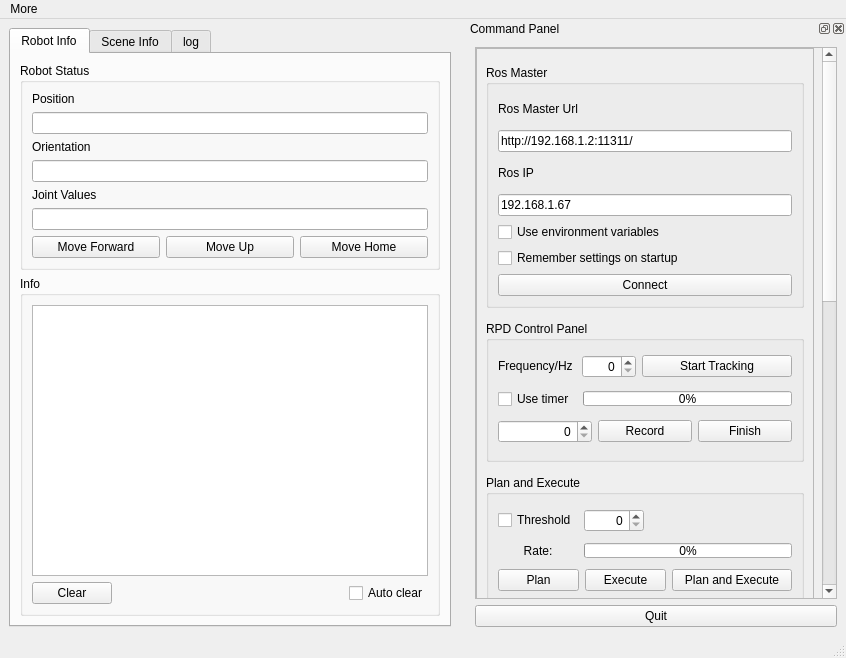
Old version of the form ui/main_window.ui in the repository Zhang-Hongda/move_ur5_qt.
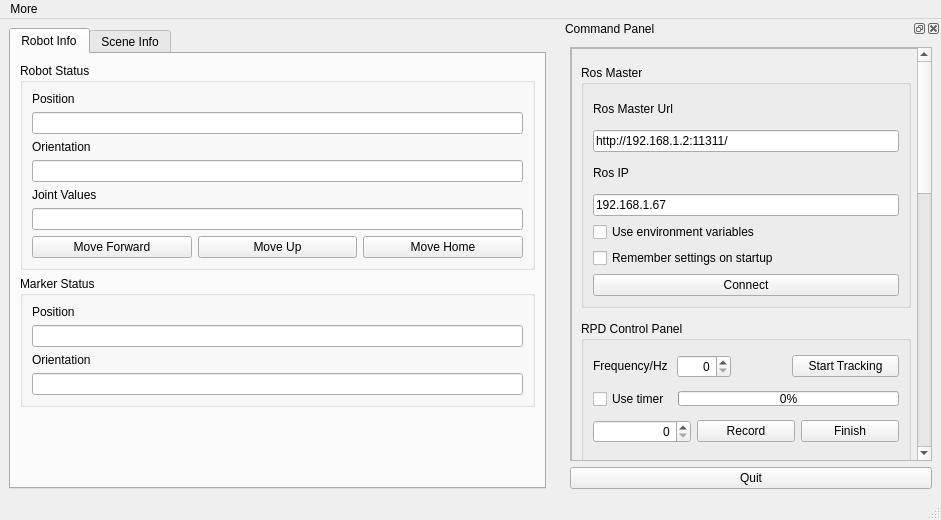
New version of the form. The open tabs and pages were chosen to show the change. Icons and pictures are not drawn.

```diff
--- a/ui/main_window.ui
+++ b/ui/main_window.ui
@@ -6,8 +6,8 @@
    <rect>
     <x>0</x>
     <y>0</y>
-    <width>846</width>
-    <height>658</height>
+    <width>941</width>
+    <height>520</height>
    </rect>
   </property>
   <property name="windowTitle">
@@ -22,14 +22,20 @@
   </property>
   <widget class="QWidget" name="centralwidget">
    <layout class="QGridLayout" name="gridLayout_5">
-    <item row="0" column="1">
+    <item row="0" column="0">
      <widget class="QTabWidget" name="tab_manager">
       <property name="enabled">
        <bool>true</bool>
       </property>
+      <property name="sizePolicy">
+       <sizepolicy hsizetype="Expanding" vsizetype="Expanding">
+        <horstretch>0</horstretch>
+        <verstretch>0</verstretch>
+       </sizepolicy>
+      </property>
       <property name="minimumSize">
        <size>
-        <width>432</width>
+        <width>0</width>
         <height>0</height>
        </size>
       </property>
@@ -61,60 +67,55 @@
           <property name="title">
            <string>Robot Status</string>
           </property>
-          <layout class="QGridLayout" name="gridLayout_3">
-           <item row="8" column="0">
-            <widget class="QPushButton" name="pushButton_MF">
+          <layout class="QVBoxLayout" name="verticalLayout_11">
+           <item>
+            <widget class="QLabel" name="label_3">
+             <property name="text">
+              <string>Position</string>
+             </property>
+            </widget>
+           </item>
+           <item>
+            <widget class="QLineEdit" name="lineEdit_Position">
              <property name="sizePolicy">
-              <sizepolicy hsizetype="Preferred" vsizetype="Preferred">
+              <sizepolicy hsizetype="MinimumExpanding" vsizetype="Fixed">
                <horstretch>0</horstretch>
                <verstretch>0</verstretch>
               </sizepolicy>
              </property>
-             <property name="toolTip">
-              <string>Move robot to &quot;forward&quot; position.</string>
-             </property>
-             <property name="statusTip">
-              <string>Move robot to &quot;forward&quot; position.</string>
-             </property>
-             <property name="whatsThis">
-              <string>Move robot to &quot;forward&quot; position.</string>
-             </property>
-             <property name="text">
-              <string>Move Forward</string>
+             <property name="readOnly">
+              <bool>true</bool>
              </property>
             </widget>
            </item>
-           <item row="3" column="0">
+           <item>
             <widget class="QLabel" name="label_4">
              <property name="text">
               <string>Orientation</string>
              </property>
             </widget>
            </item>
-           <item row="5" column="0">
+           <item>
+            <widget class="QLineEdit" name="lineEdit_Orientation">
+             <property name="sizePolicy">
+              <sizepolicy hsizetype="MinimumExpanding" vsizetype="Fixed">
+               <horstretch>0</horstretch>
+               <verstretch>0</verstretch>
+              </sizepolicy>
+             </property>
+             <property name="readOnly">
+              <bool>true</bool>
+             </property>
+            </widget>
+           </item>
+           <item>
             <widget class="QLabel" name="label_5">
              <property name="text">
               <string>Joint Values</string>
              </property>
             </widget>
            </item>
-           <item row="8" column="1">
-            <widget class="QPushButton" name="pushButtonMU">
-             <property name="toolTip">
-              <string>Move robot to &quot;up&quot; position.</string>
-             </property>
-             <property name="statusTip">
-              <string>Move robot to &quot;up&quot; position.</string>
-             </property>
-             <property name="whatsThis">
-              <string>Move robot to &quot;up&quot; position.</string>
-             </property>
-             <property name="text">
-              <string>Move Up</string>
-             </property>
-            </widget>
-           </item>
-           <item row="6" column="0" colspan="3">
+           <item>
             <widget class="QLineEdit" name="lineEdit_JointAngels">
              <property name="sizePolicy">
               <sizepolicy hsizetype="MinimumExpanding" vsizetype="Fixed">
@@ -127,123 +128,85 @@
              </property>
             </widget>
            </item>
-           <item row="1" column="0" colspan="3">
-            <widget class="QLineEdit" name="lineEdit_Position">
-             <property name="sizePolicy">
-              <sizepolicy hsizetype="MinimumExpanding" vsizetype="Fixed">
-               <horstretch>0</horstretch>
-               <verstretch>0</verstretch>
-              </sizepolicy>
-             </property>
-             <property name="readOnly">
-              <bool>true</bool>
-             </property>
-            </widget>
+           <item>
+            <layout class="QHBoxLayout" name="horizontalLayout_7">
+             <item>
+              <widget class="QPushButton" name="pushButton_MF">
+               <property name="sizePolicy">
+                <sizepolicy hsizetype="Preferred" vsizetype="Preferred">
+                 <horstretch>0</horstretch>
+                 <verstretch>0</verstretch>
+                </sizepolicy>
+               </property>
+               <property name="maximumSize">
+                <size>
+                 <width>161</width>
+                 <height>16777215</height>
+                </size>
+               </property>
+               <property name="toolTip">
+                <string>Move robot to &quot;forward&quot; position.</string>
+               </property>
+               <property name="statusTip">
+                <string>Move robot to &quot;forward&quot; position.</string>
+               </property>
+               <property name="whatsThis">
+                <string>Move robot to &quot;forward&quot; position.</string>
+               </property>
+               <property name="text">
+                <string>Move Forward</string>
+               </property>
+              </widget>
+             </item>
+             <item>
+              <widget class="QPushButton" name="pushButtonMU">
+               <property name="maximumSize">
+                <size>
+                 <width>160</width>
+                 <height>16777215</height>
+                </size>
+               </property>
+               <property name="toolTip">
+                <string>Move robot to &quot;up&quot; position.</string>
+               </property>
+               <property name="statusTip">
+                <string>Move robot to &quot;up&quot; position.</string>
+               </property>
+               <property name="whatsThis">
+                <string>Move robot to &quot;up&quot; position.</string>
+               </property>
+               <property name="text">
+                <string>Move Up</string>
+               </property>
+              </widget>
+             </item>
+             <item>
+              <widget class="QPushButton" name="pushButton_MH">
+               <property name="maximumSize">
+                <size>
+                 <width>161</width>
+                 <height>16777215</height>
+                </size>
+               </property>
+               <property name="toolTip">
+                <string>Move robot to &quot;home&quot; position.</string>
+               </property>
+               <property name="statusTip">
+                <string>Move robot to &quot;home&quot; position.</string>
+               </property>
+               <property name="whatsThis">
+                <string>Move robot to &quot;home&quot; position.</string>
+               </property>
+               <property name="text">
+                <string>Move Home</string>
+               </property>
+              </widget>
+             </item>
+            </layout>
            </item>
-           <item row="4" column="0" colspan="3">
-            <widget class="QLineEdit" name="lineEdit_Orientation">
-             <property name="sizePolicy">
-              <sizepolicy hsizetype="MinimumExpanding" vsizetype="Fixed">
-               <horstretch>0</horstretch>
-               <verstretch>0</verstretch>
-              </sizepolicy>
-             </property>
-             <property name="readOnly">
-              <bool>true</bool>
-             </property>
-            </widget>
-           </item>
-           <item row="8" column="2">
-            <widget class="QPushButton" name="pushButton_MH">
-             <property name="toolTip">
-              <string>Move robot to &quot;home&quot; position.</string>
-             </property>
-             <property name="statusTip">
-              <string>Move robot to &quot;home&quot; position.</string>
-             </property>
-             <property name="whatsThis">
-              <string>Move robot to &quot;home&quot; position.</string>
-             </property>
-             <property name="text">
-              <string>Move Home</string>
-             </property>
-            </widget>
-           </item>
-           <item row="0" column="0">
-            <widget class="QLabel" name="label_3">
-             <property name="text">
-              <string>Position</string>
-             </property>
-            </widget>
-           </item>
           </layout>
          </widget>
         </item>
-        <item>
-         <widget class="QGroupBox" name="groupBox_Robotinfo">
-          <property name="sizePolicy">
-           <sizepolicy hsizetype="MinimumExpanding" vsizetype="Preferred">
-            <horstretch>0</horstretch>
-            <verstretch>0</verstretch>
-           </sizepolicy>
-          </property>
-          <property name="title">
-           <string>Info</string>
-          </property>
-          <layout class="QGridLayout" name="gridLayout_2">
-           <item row="1" column="5">
-            <widget class="QCheckBox" name="checkBox_RAC">
-             <property name="text">
-              <string>Auto clear</string>
-             </property>
-            </widget>
-           </item>
-           <item row="0" column="0" colspan="6">
-            <widget class="QListView" name="view_logging_RI">
-             <property name="sizePolicy">
-              <sizepolicy hsizetype="Expanding" vsizetype="Expanding">
-               <horstretch>0</horstretch>
-               <verstretch>0</verstretch>
-              </sizepolicy>
-             </property>
-            </widget>
-           </item>
-           <item row="1" column="4">
-            <spacer name="horizontalSpacer_2">
-             <property name="orientation">
-              <enum>Qt::Horizontal</enum>
-             </property>
-             <property name="sizeHint" stdset="0">
-              <size>
-               <width>40</width>
-               <height>20</height>
-              </size>
-             </property>
-            </spacer>
-           </item>
-           <item row="1" column="0" colspan="3">
-            <widget class="QPushButton" name="pushButton_CR">
-             <property name="sizePolicy">
-              <sizepolicy hsizetype="Preferred" vsizetype="Preferred">
-               <horstretch>0</horstretch>
-               <verstretch>0</verstretch>
-              </sizepolicy>
-             </property>
-             <property name="text">
-              <string>Clear</string>
-             </property>
-            </widget>
-           </item>
-          </layout>
-         </widget>
-        </item>
-       </layout>
-      </widget>
-      <widget class="QWidget" name="tab_scene">
-       <attribute name="title">
-        <string>Scene Info</string>
-       </attribute>
-       <layout class="QVBoxLayout" name="verticalLayout_4">
         <item>
          <widget class="QGroupBox" name="groupBox_Markerstatus">
           <property name="sizePolicy">
@@ -288,20 +251,59 @@
          </widget>
         </item>
         <item>
-         <widget class="QGroupBox" name="groupBox_Sceneinfo">
+         <spacer name="verticalSpacer">
+          <property name="orientation">
+           <enum>Qt::Vertical</enum>
+          </property>
+          <property name="sizeHint" stdset="0">
+           <size>
+            <width>20</width>
+            <height>40</height>
+           </size>
+          </property>
+         </spacer>
+        </item>
+       </layout>
+      </widget>
+      <widget class="QWidget" name="tab_scene">
+       <attribute name="title">
+        <string>Scene Info</string>
+       </attribute>
+       <layout class="QVBoxLayout" name="verticalLayout_4">
+        <item>
+         <widget class="QGroupBox" name="groupBox_Robotinfo">
+          <property name="sizePolicy">
+           <sizepolicy hsizetype="MinimumExpanding" vsizetype="Preferred">
+            <horstretch>0</horstretch>
+            <verstretch>0</verstretch>
+           </sizepolicy>
+          </property>
           <property name="title">
            <string>Info</string>
           </property>
-          <layout class="QGridLayout" name="gridLayout_6">
-           <item row="1" column="0">
-            <widget class="QPushButton" name="pushButton_CS">
+          <layout class="QGridLayout" name="gridLayout_2">
+           <item row="2" column="0" colspan="2">
+            <widget class="QPushButton" name="pushButton_CR">
+             <property name="sizePolicy">
+              <sizepolicy hsizetype="Preferred" vsizetype="Preferred">
+               <horstretch>0</horstretch>
+               <verstretch>0</verstretch>
+              </sizepolicy>
+             </property>
              <property name="text">
               <string>Clear</string>
              </property>
             </widget>
            </item>
-           <item row="1" column="1">
-            <spacer name="horizontalSpacer_3">
+           <item row="2" column="3">
+            <widget class="QCheckBox" name="checkBox_RAC">
+             <property name="text">
+              <string>Auto clear</string>
+             </property>
+            </widget>
+           </item>
+           <item row="2" column="2">
+            <spacer name="horizontalSpacer_2">
              <property name="orientation">
               <enum>Qt::Horizontal</enum>
              </property>
@@ -335,21 +337,6 @@
         </item>
        </layout>
       </widget>
-      <widget class="QWidget" name="tab_log">
-       <attribute name="title">
-        <string>log</string>
-       </attribute>
-       <widget class="QListView" name="listView_log">
-        <property name="geometry">
-         <rect>
-          <x>0</x>
-          <y>0</y>
-          <width>441</width>
-          <height>561</height>
-         </rect>
-        </property>
-       </widget>
-      </widget>
      </widget>
     </item>
    </layout>
@@ -359,7 +346,7 @@
     <rect>
      <x>0</x>
      <y>0</y>
-     <width>846</width>
+     <width>941</width>
      <height>23</height>
     </rect>
    </property>
@@ -427,7 +414,7 @@
         <property name="geometry">
          <rect>
           <x>0</x>
-          <y>0</y>
+          <y>-240</y>
           <width>346</width>
           <height>1200</height>
          </rect>
@@ -443,8 +430,8 @@
           <rect>
            <x>0</x>
            <y>0</y>
-           <width>338</width>
-           <height>1111</height>
+           <width>350</width>
+           <height>1113</height>
           </rect>
          </property>
          <property name="sizePolicy">
@@ -648,6 +635,19 @@
                  </property>
                 </widget>
                </item>
+               <item>
+                <spacer name="horizontalSpacer_3">
+                 <property name="orientation">
+                  <enum>Qt::Horizontal</enum>
+                 </property>
+                 <property name="sizeHint" stdset="0">
+                  <size>
+                   <width>40</width>
+                   <height>20</height>
+                  </size>
+                 </property>
+                </spacer>
+               </item>
                <item>
                 <widget class="QPushButton" name="pushButton_ST">
                  <property name="sizePolicy">
```
Left out of the diff: 101 changed lines with no effect on the pictures.
